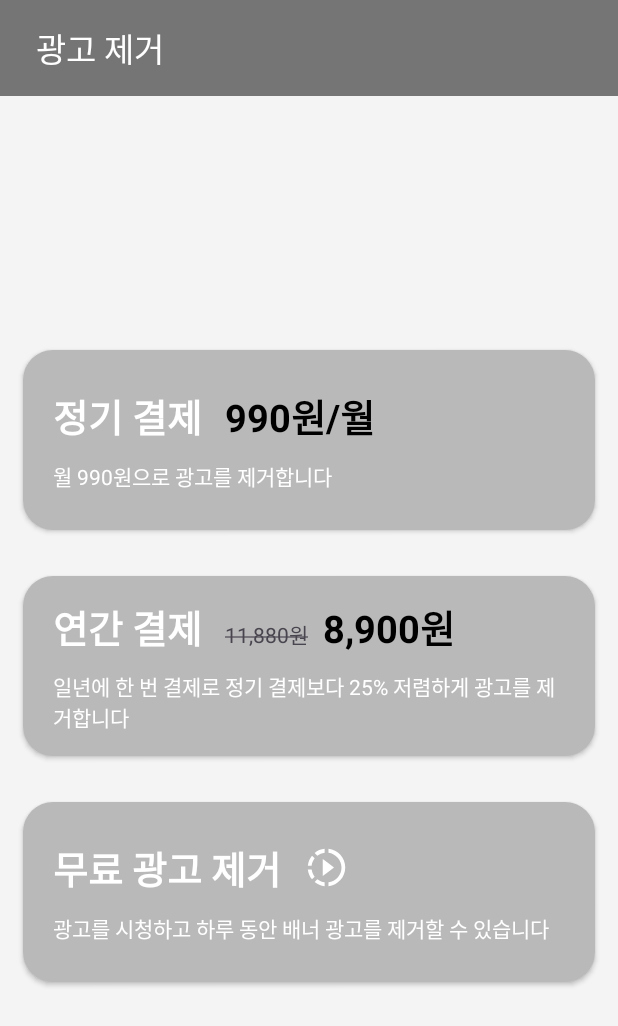
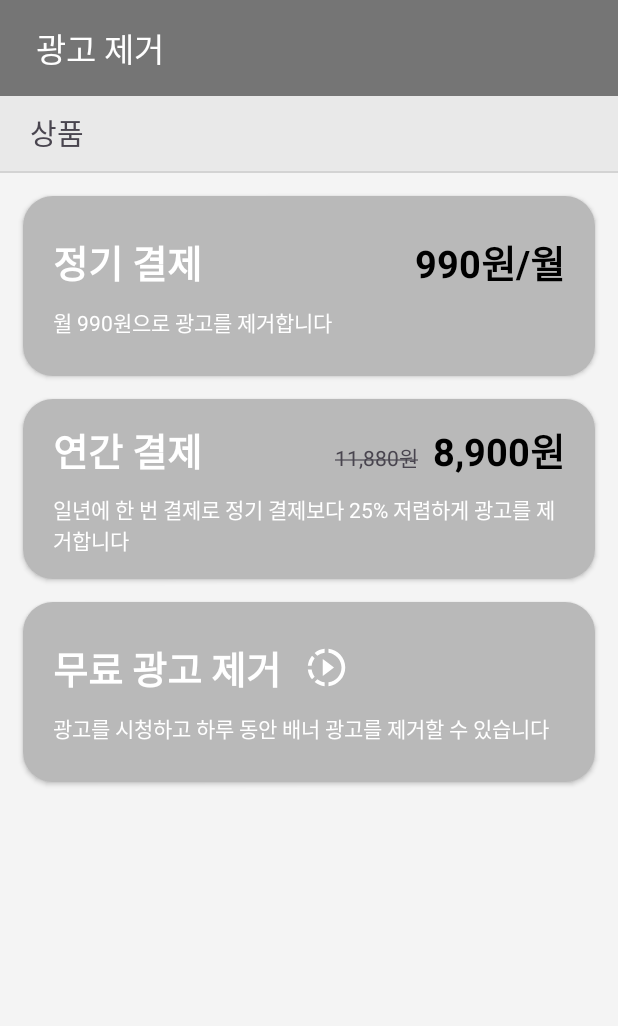
Before and after one commit to hoyaboi/Vocabulary, an Android app: the RemoveAd screen opened directly, with no data from a screen before it, on a phone screen of 412 x 824 dp. Shown: the top 1026 px of the screen. Run offline under Robolectric (Android 15) with nearby library versions, the phone set to English and light mode, and no system bars.

Commit message:
v2.0.7b-20240815
UI 최적화

```diff
--- a/app/src/main/res/layout/activity_remove_ad.xml
+++ b/app/src/main/res/layout/activity_remove_ad.xml
@@ -26,18 +26,38 @@
 
     </com.google.android.material.appbar.AppBarLayout>
 
+    <TextView
+        android:id="@+id/text_view"
+        android:layout_width="match_parent"
+        android:layout_height="50dp"
+        android:layout_below="@+id/appbar_container"
+        android:paddingStart="20dp"
+        android:paddingEnd="20dp"
+        android:text="@string/product_list_text"
+        android:textSize="19sp"
+        android:gravity="center_vertical"
+        android:background="@color/line_gray"/>
+
+    <View
+        android:id="@+id/separator1"
+        android:layout_width="match_parent"
+        android:layout_height="1dp"
+        android:layout_below="@id/text_view"
+        android:background="@color/light_gray"/>
+
     <LinearLayout
         android:layout_width="match_parent"
         android:layout_height="match_parent"
-        android:layout_below="@id/appbar_container"
-        android:gravity="center"
+        android:layout_below="@id/separator1"
         android:orientation="vertical">
 
         <LinearLayout
             android:id="@+id/remove_ad_subs"
             android:layout_width="match_parent"
             android:layout_height="120dp"
-            android:layout_margin="15dp"
+            android:layout_marginTop="15dp"
+            android:layout_marginStart="15dp"
+            android:layout_marginEnd="15dp"
             android:gravity="center_vertical"
             android:orientation="vertical"
             android:background="@drawable/border"
@@ -52,8 +72,9 @@
                 android:orientation="horizontal">
 
                 <TextView
-                    android:layout_width="wrap_content"
+                    android:layout_width="0dp"
                     android:layout_height="wrap_content"
+                    android:layout_weight="1"
                     android:paddingStart="20dp"
                     android:paddingEnd="15dp"
                     android:text="@string/remove_ad_subs_text"
@@ -64,6 +85,7 @@
                 <TextView
                     android:layout_width="wrap_content"
                     android:layout_height="wrap_content"
+                    android:layout_marginEnd="20dp"
                     android:text="@string/remove_ad_subs_price"
                     android:textColor="@color/black"
                     android:textStyle="bold"
@@ -85,7 +107,9 @@
             android:id="@+id/remove_ad_one_price"
             android:layout_width="match_parent"
             android:layout_height="120dp"
-            android:layout_margin="15dp"
+            android:layout_marginTop="15dp"
+            android:layout_marginStart="15dp"
+            android:layout_marginEnd="15dp"
             android:gravity="center_vertical"
             android:orientation="vertical"
             android:background="@drawable/border"
@@ -100,8 +124,9 @@
                 android:orientation="horizontal">
 
                 <TextView
-                    android:layout_width="wrap_content"
+                    android:layout_width="0dp"
                     android:layout_height="wrap_content"
+                    android:layout_weight="1"
                     android:paddingStart="20dp"
                     android:paddingEnd="15dp"
                     android:text="@string/remove_ad_one_time_text"
@@ -119,6 +144,7 @@
                 <TextView
                     android:layout_width="wrap_content"
                     android:layout_height="wrap_content"
+                    android:layout_marginEnd="20dp"
                     android:text="@string/remove_ad_one_price_sale"
                     android:textColor="@color/black"
                     android:textStyle="bold"
@@ -140,7 +166,9 @@
             android:id="@+id/remove_ad_free"
             android:layout_width="match_parent"
             android:layout_height="120dp"
-            android:layout_margin="15dp"
+            android:layout_marginTop="15dp"
+            android:layout_marginStart="15dp"
+            android:layout_marginEnd="15dp"
             android:gravity="center_vertical"
             android:orientation="vertical"
             android:background="@drawable/border"
--- a/app/src/main/res/layout/activity_sign_in.xml
+++ b/app/src/main/res/layout/activity_sign_in.xml
@@ -18,7 +18,7 @@
         <TextView
             android:layout_width="match_parent"
             android:layout_height="wrap_content"
-            android:text="@string/app_name"
+            android:text="@string/app_name_eng"
             android:textAlignment="center"
             android:textSize="40sp"
             android:layout_marginBottom="200dp"/>
--- a/app/src/main/res/values/strings.xml
+++ b/app/src/main/res/values/strings.xml
@@ -1,6 +1,8 @@
 <resources>
+    <string name="app_name">알파보카</string>
+    <string name="app_name_eng">Alpha Vocab</string>
+
     <!--  로그인  -->
-    <string name="app_name">알파보카</string>
     <string name="sign_in">로그인</string>
     <string name="sign_up">회원가입</string>
     <string name="email">이메일</string>
@@ -61,6 +63,7 @@
     <string name="version">버전 2.0.7a</string>
 
     <!--  광고 제거  -->
+    <string name="product_list_text">상품</string>
     <string name="remove_ad_subs_text">정기 결제</string>
     <string name="remove_ad_subs_price">990원/월</string>
     <string name="remove_ad_subs_desc">월 990원으로 광고를 제거합니다</string>
```
